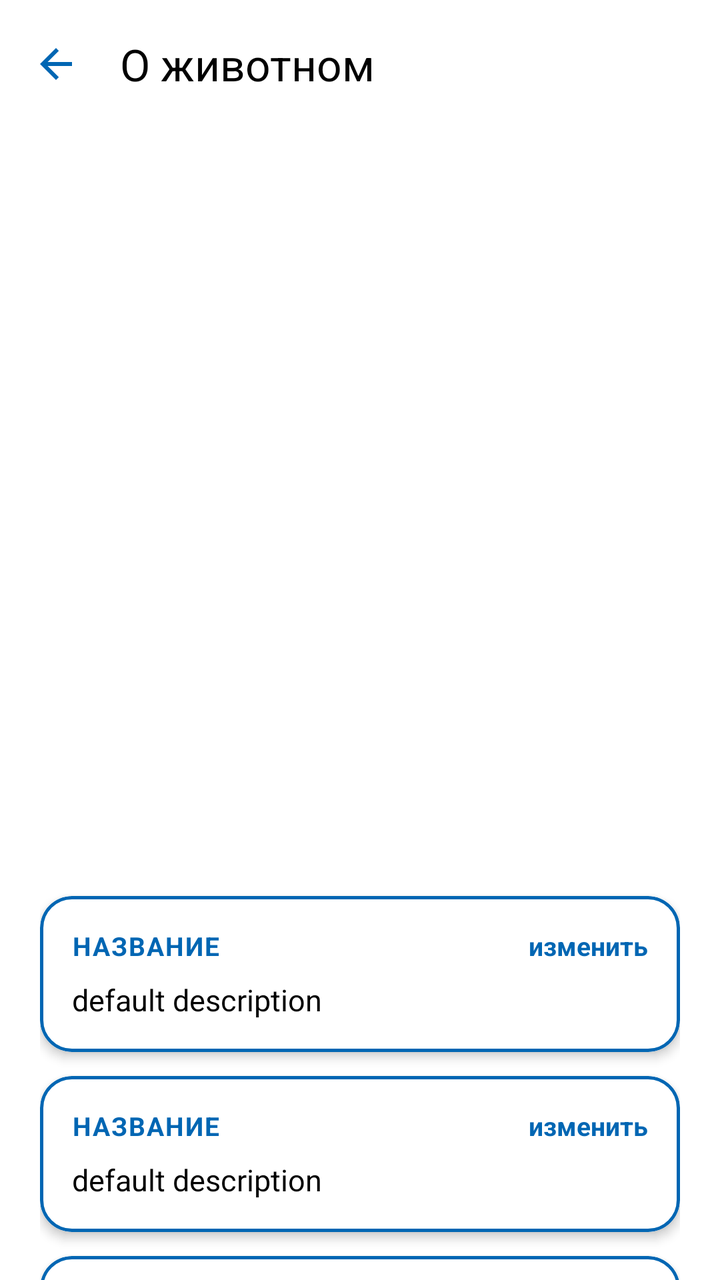
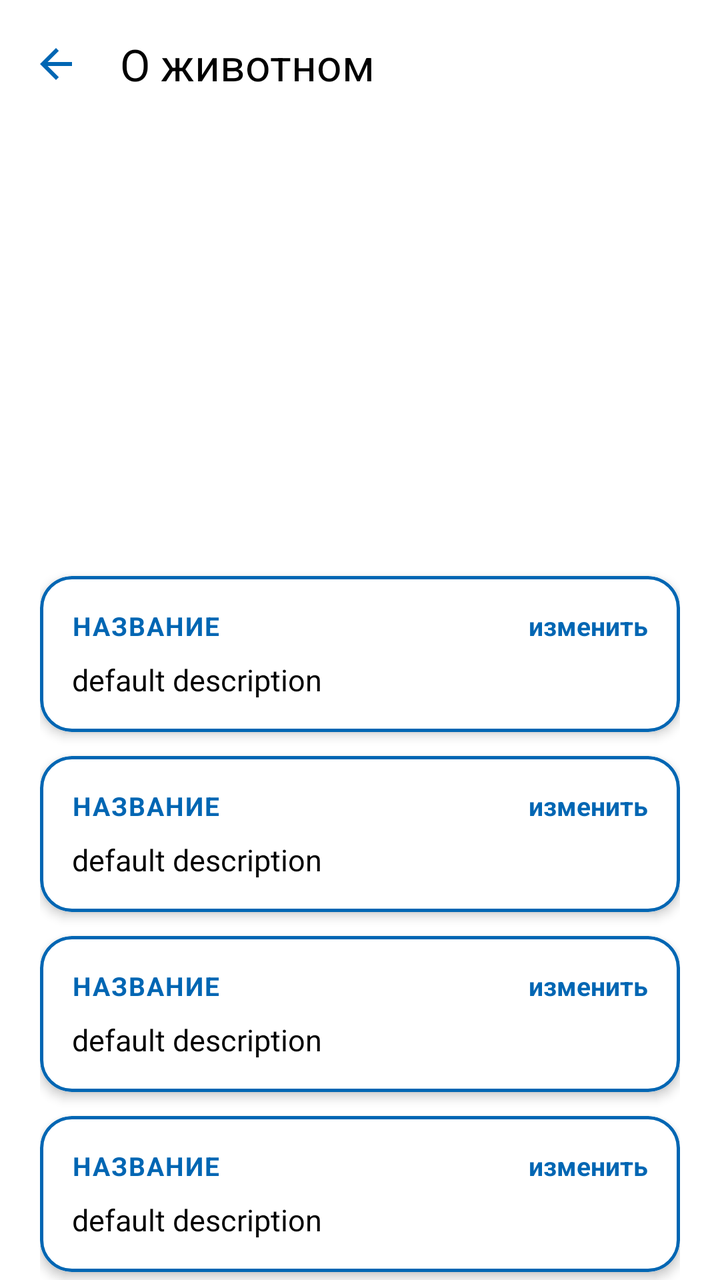

Before-and-after screenshots of an Android layout around one commit, followed by the original layout XML and the change that was made.
<!-- AndroidManifest.xml: application theme Theme.VetUslugi -->
<!-- res/layout/fragment_animal_public_detail.xml -->
<?xml version="1.0" encoding="utf-8"?>
<androidx.constraintlayout.widget.ConstraintLayout xmlns:android="http://schemas.android.com/apk/res/android"
    xmlns:app="http://schemas.android.com/apk/res-auto"
    android:layout_width="match_parent"
    android:layout_height="match_parent">

    <com.google.android.material.appbar.MaterialToolbar
        android:id="@+id/toolbar"
        android:layout_width="0dp"
        android:layout_height="?attr/actionBarSize"
        android:background="?android:attr/background"
        app:layout_constraintEnd_toEndOf="parent"
        app:layout_constraintStart_toStartOf="parent"
        app:layout_constraintTop_toTopOf="parent"
        app:navigationIcon="@drawable/ic_arrow_back"
        app:navigationIconTint="@color/blue"
        app:title="О животном"
        app:titleTextColor="?android:attr/colorPrimary" />

    <androidx.core.widget.NestedScrollView
        android:layout_width="0dp"
        android:layout_height="0dp"
        app:layout_constraintBottom_toBottomOf="parent"
        app:layout_constraintEnd_toEndOf="parent"
        app:layout_constraintStart_toStartOf="parent"
        app:layout_constraintTop_toBottomOf="@+id/toolbar">

        <LinearLayout
            android:layout_width="match_parent"
            android:layout_height="wrap_content"
            android:orientation="vertical"
            android:paddingBottom="32dp">

            <androidx.constraintlayout.widget.ConstraintLayout
                android:layout_width="match_parent"
                android:layout_height="wrap_content">

                <ImageView
                    android:id="@+id/ivAnimalPhoto"
                    android:layout_width="0dp"
                    android:layout_height="0dp"
                    android:scaleType="centerCrop"
                    app:layout_constraintDimensionRatio="1:1"
                    app:layout_constraintEnd_toEndOf="parent"
                    app:layout_constraintStart_toStartOf="parent"
                    app:layout_constraintTop_toTopOf="parent" />

            </androidx.constraintlayout.widget.ConstraintLayout>

            <LinearLayout
                android:layout_width="match_parent"
                android:layout_height="wrap_content"
                android:orientation="vertical"
                android:paddingStart="20dp"
                android:paddingEnd="20dp"
                android:paddingTop="16dp">

            <include
                android:id="@+id/nickname_card"
                layout="@layout/card_info" />

            <include
                android:id="@+id/species_card"
                layout="@layout/card_info" />

            <include
                android:id="@+id/breed_card"
                layout="@layout/card_info" />

            <include
                android:id="@+id/age_card"
                layout="@layout/card_info" />

            <include
                android:id="@+id/diseases_card"
                layout="@layout/card_info" />

            <com.google.android.material.card.MaterialCardView
                android:id="@+id/placeCard"
                android:layout_width="match_parent"
                android:layout_height="wrap_content"
                android:layout_marginTop="16dp"
                android:foreground="?android:attr/selectableItemBackground"
                android:clickable="true"
                android:focusable="true"
                app:cardCornerRadius="16dp"
                app:cardElevation="3dp"
                app:strokeColor="@color/blue"
                app:strokeWidth="1.5dp">

                <LinearLayout
                    android:layout_width="match_parent"
                    android:layout_height="wrap_content"
                    android:orientation="vertical"
                    android:padding="16dp">

                    <TextView
                        android:id="@+id/tvPlaceLabel"
                        android:layout_width="wrap_content"
                        android:layout_height="wrap_content"
                        android:text="МЕСТО НАХОЖДЕНИЯ"
                        android:textColor="@color/blue"
                        android:textSize="11sp"
                        android:letterSpacing="0.08"
                        android:textStyle="bold" />

                    <TextView
                        android:id="@+id/tvPlaceName"
                        android:layout_width="match_parent"
                        android:layout_height="wrap_content"
                        android:layout_marginTop="4dp"
                        android:text="Загрузка..."
                        android:textColor="?android:attr/colorPrimary"
                        android:textSize="16sp"
                        android:textStyle="bold" />

                    <TextView
                        android:id="@+id/tvPlaceAddress"
                        android:layout_width="match_parent"
                        android:layout_height="wrap_content"
                        android:layout_marginTop="2dp"
                        android:textColor="@color/blue"
                        android:textSize="13sp" />

                    <TextView
                        android:id="@+id/tvOpenPlace"
                        android:layout_width="wrap_content"
                        android:layout_height="wrap_content"
                        android:layout_marginTop="6dp"
                        android:text="Подробнее →"
                        android:textColor="@color/blue"
                        android:textSize="13sp"
                        android:textStyle="bold" />

                </LinearLayout>

            </com.google.android.material.card.MaterialCardView>

            </LinearLayout>

        </LinearLayout>

    </androidx.core.widget.NestedScrollView>

    <ProgressBar
        android:id="@+id/progressBar"
        style="?android:attr/progressBarStyleLarge"
        android:layout_width="wrap_content"
        android:layout_height="wrap_content"
        android:indeterminate="true"
        android:indeterminateTint="@color/blue"
        android:visibility="gone"
        app:layout_constraintBottom_toBottomOf="parent"
        app:layout_constraintEnd_toEndOf="parent"
        app:layout_constraintStart_toStartOf="parent"
        app:layout_constraintTop_toBottomOf="@+id/toolbar" />

</androidx.constraintlayout.widget.ConstraintLayout>
<!-- res/layout/card_info.xml (included above) -->
<?xml version="1.0" encoding="utf-8"?>
<com.google.android.material.card.MaterialCardView xmlns:android="http://schemas.android.com/apk/res/android"
    xmlns:app="http://schemas.android.com/apk/res-auto"
    xmlns:tools="http://schemas.android.com/tools"
    android:layout_width="match_parent"
    android:layout_height="wrap_content"
    android:layout_marginTop="8dp"
    android:layout_marginBottom="4dp"
    android:backgroundTint="?android:attr/background"
    app:cardCornerRadius="16dp"
    app:cardElevation="3dp"
    app:strokeColor="@color/blue"
    app:strokeWidth="1.5dp">

    <LinearLayout
        android:layout_width="match_parent"
        android:layout_height="wrap_content"
        android:orientation="vertical"
        android:padding="16dp">

        <androidx.constraintlayout.widget.ConstraintLayout
            android:layout_width="match_parent"
            android:layout_height="wrap_content">

            <TextView
                android:id="@+id/tvCardTitle"
                android:layout_width="wrap_content"
                android:layout_height="wrap_content"
                android:text="Название"
                android:textColor="@color/blue"
                android:textSize="13sp"
                android:textStyle="bold"
                android:textAllCaps="true"
                android:letterSpacing="0.05"
                app:layout_constraintBottom_toBottomOf="parent"
                app:layout_constraintStart_toStartOf="parent"
                app:layout_constraintTop_toTopOf="parent" />

            <TextView
                android:id="@+id/tvEditCard"
                android:layout_width="wrap_content"
                android:layout_height="wrap_content"
                android:text="изменить"
                android:textColor="@color/blue"
                android:textStyle="bold"
                android:textSize="13sp"
                app:layout_constraintBottom_toBottomOf="parent"
                app:layout_constraintEnd_toEndOf="parent"
                app:layout_constraintTop_toTopOf="parent" />

        </androidx.constraintlayout.widget.ConstraintLayout>

        <TextView
            android:id="@+id/tvDescriptionCard"
            android:layout_width="wrap_content"
            android:layout_height="wrap_content"
            android:layout_marginTop="8dp"
            android:text="default description"
            android:textSize="15sp"
            android:textColor="?android:attr/colorPrimary" />

    </LinearLayout>

</com.google.android.material.card.MaterialCardView>
<!-- resources referenced by this layout -->
<resources>
  <color name="blue">#0066B3</color>
  <!-- drawable ic_arrow_back (drawable) -->
  <?xml version="1.0" encoding="utf-8"?>
  <vector xmlns:android="http://schemas.android.com/apk/res/android"
      android:width="24dp"
      android:height="24dp"
      android:viewportWidth="24"
      android:viewportHeight="24">
      <path
          android:fillColor="@color/blue"
          android:pathData="M20,11H7.83l5.59,-5.59L12,4l-8,8 8,8 1.41,-1.41L7.83,13H20v-2z" />
  </vector>
  <style name="Theme.VetUslugi" parent="Base.Theme.VetUslugi" />
  <style name="Base.Theme.VetUslugi" parent="Theme.Material3.DayNight.NoActionBar">
  
          <item name="materialButtonStyle">@style/Button</item>
          <item name="android:textViewStyle">@style/TextView</item>
          <item name="editTextStyle">@style/EditText</item>
          <item name="checkboxStyle">@style/BlueCheckBoxStyle</item>
  
          <item name="android:background">@color/white</item>
          <item name="colorPrimary">@color/black</item>
      </style>
  <style name="Button" parent="Widget.Material3.Button">
          <item name="shapeAppearanceOverlay">@style/ShapeAppearance.VetUslugi.Button</item>
          <item name="backgroundTint">@android:color/white</item>
          <item name="strokeColor">@color/blue</item>
          <item name="strokeWidth">2dp</item>
          <item name="android:textColor">@color/blue</item>
          <item name="android:textSize">20sp</item>
      </style>
  <style name="TextView" parent="android:Widget.TextView">
          <item name="android:textSize">20sp</item>
          <item name="android:textColor">@color/black</item>
      </style>
  <style name="EditText" parent="android:Widget.EditText">
          <item name="android:textColorHint">@color/light_blue</item>
          <item name="android:textSize">20sp</item>
          <item name="android:textColor">@color/blue</item>
          <item name="android:background">@drawable/rounded_corners</item>
      </style>
  <style name="BlueCheckBoxStyle" parent="Widget.AppCompat.CompoundButton.CheckBox">
          <item name="android:buttonTint">@color/checkbox_blue_tint</item>
      </style>
  <color name="white">#FFFFFF</color>
  <color name="black">#000000</color>
  <style name="ShapeAppearance.VetUslugi.Button" parent="ShapeAppearance.MaterialComponents.SmallComponent">
          <item name="cornerFamily">rounded</item>
          <item name="cornerSize">8dp</item>
      </style>
  <color name="light_blue">#85ACFF</color>
  <!-- drawable rounded_corners (drawable) -->
  <?xml version="1.0" encoding="utf-8"?>
  <selector xmlns:android="http://schemas.android.com/apk/res/android">
  
      <item android:state_focused="true">
          <shape>
              <solid android:color="?android:attr/background" />
              <stroke android:width="2.5dp" android:color="@color/blue" />
              <corners android:radius="25dp" />
              <padding
                  android:bottom="10dp"
                  android:left="12dp"
                  android:right="12dp"
                  android:top="10dp" />
          </shape>
      </item>
  
      <item>
          <shape>
              <solid android:color="?android:attr/background" />
              <stroke android:width="2dp" android:color="@color/blue" />
              <corners android:radius="25dp" />
              <padding
                  android:bottom="10dp"
                  android:left="12dp"
                  android:right="12dp"
                  android:top="10dp" />
          </shape>
      </item>
  
  </selector>
</resources>

<!-- the commit's change to res/layout/fragment_animal_public_detail.xml (unified diff, before → after) -->
@@ -40,6 +40,7 @@
                     android:layout_width="0dp"
                     android:layout_height="0dp"
                     android:scaleType="centerCrop"
+                    android:layout_marginHorizontal="80dp"
                     app:layout_constraintDimensionRatio="1:1"
                     app:layout_constraintEnd_toEndOf="parent"
                     app:layout_constraintStart_toStartOf="parent"
